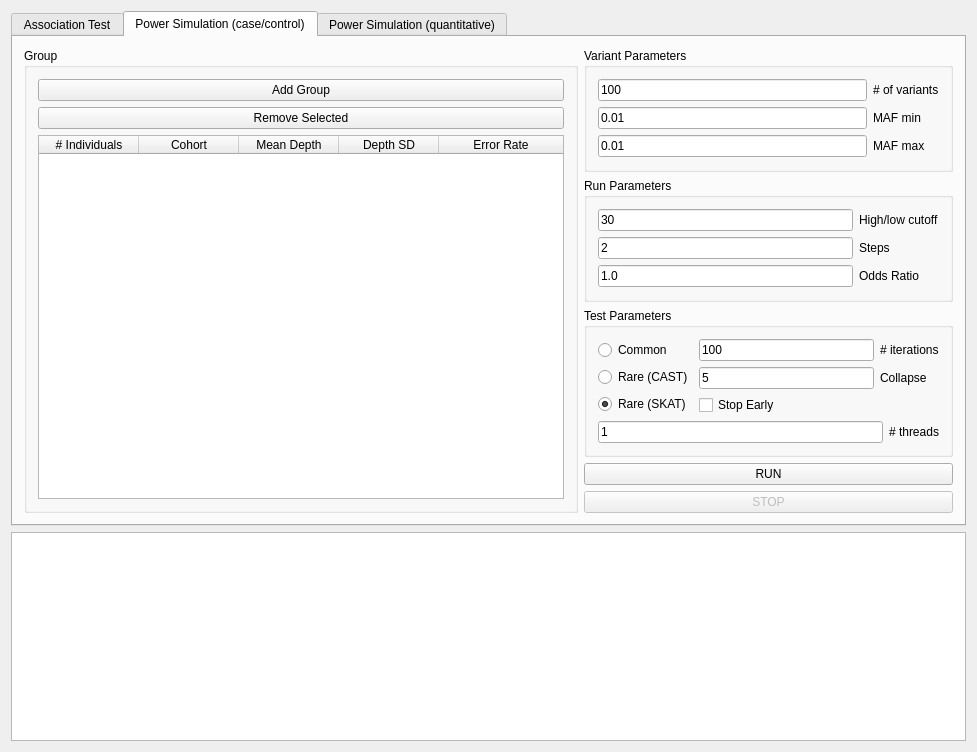
ScottMastro/VikNGS, file gui/ui/mainwindow.ui: the form before one commit.
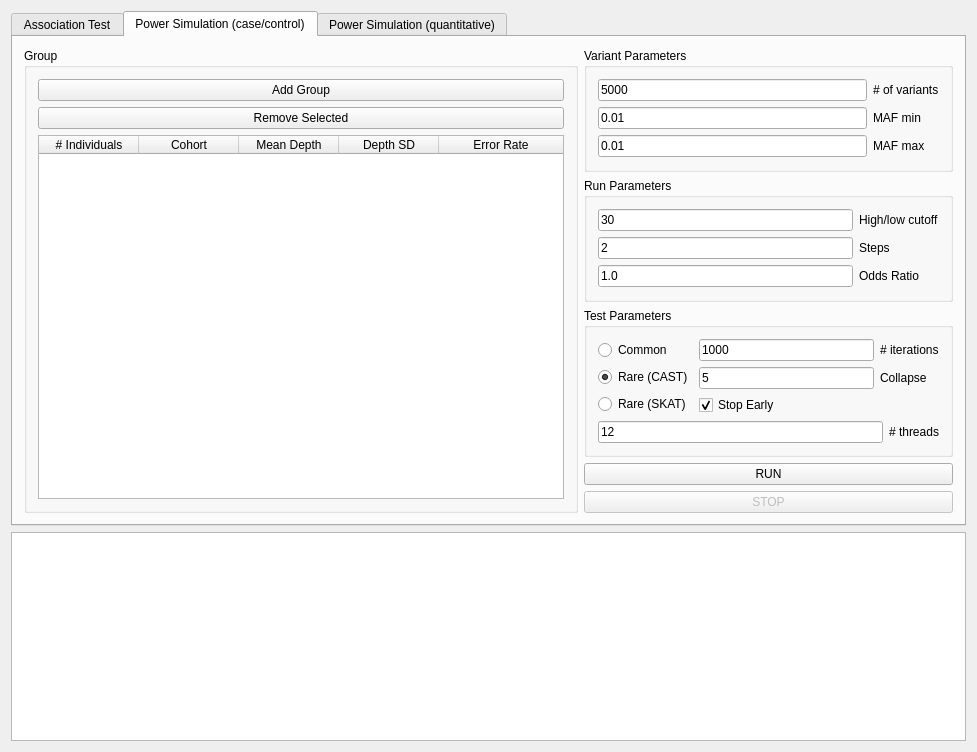
The form after the commit. The open tabs and pages were chosen to show the change.

```diff
--- a/gui/ui/mainwindow.ui
+++ b/gui/ui/mainwindow.ui
@@ -656,7 +656,7 @@
              <item row="0" column="0">
               <widget class="QLineEdit" name="sim_variantSizeTxt">
                <property name="text">
-                <string>100</string>
+                <string>5000</string>
                </property>
               </widget>
              </item>
@@ -786,7 +786,7 @@
                     <string>Rare (CAST)</string>
                    </property>
                    <property name="checked">
-                    <bool>false</bool>
+                    <bool>true</bool>
                    </property>
                   </widget>
                  </item>
@@ -796,7 +796,7 @@
                     <string>Rare (SKAT)</string>
                    </property>
                    <property name="checked">
-                    <bool>true</bool>
+                    <bool>false</bool>
                    </property>
                   </widget>
                  </item>
@@ -834,7 +834,7 @@
                         <bool>true</bool>
                        </property>
                        <property name="text">
-                        <string>100</string>
+                        <string>1000</string>
                        </property>
                       </widget>
                      </item>
@@ -860,6 +860,9 @@
                    <property name="text">
                     <string>Stop Early</string>
                    </property>
+                   <property name="checked">
+                    <bool>true</bool>
+                   </property>
                   </widget>
                  </item>
                 </layout>
@@ -871,7 +874,7 @@
                <item>
                 <widget class="QLineEdit" name="sim_threadsTxt">
                  <property name="text">
-                  <string>1</string>
+                  <string>12</string>
                  </property>
                 </widget>
                </item>
```
Left out of the diff: 2 changed lines with no effect on the pictures.
